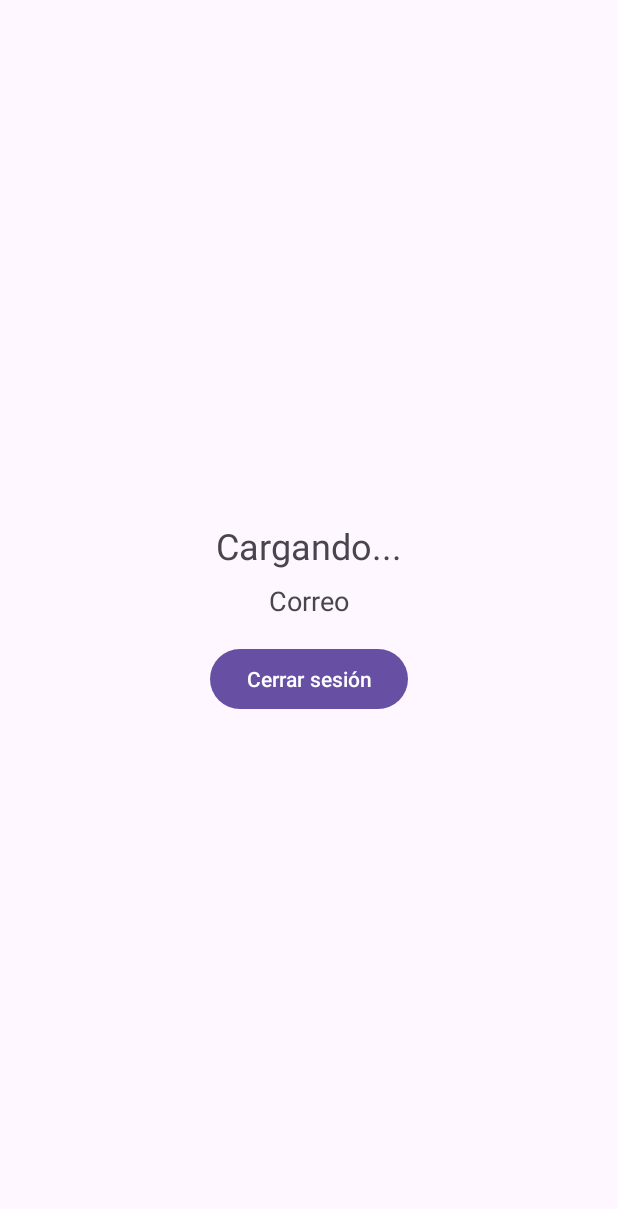
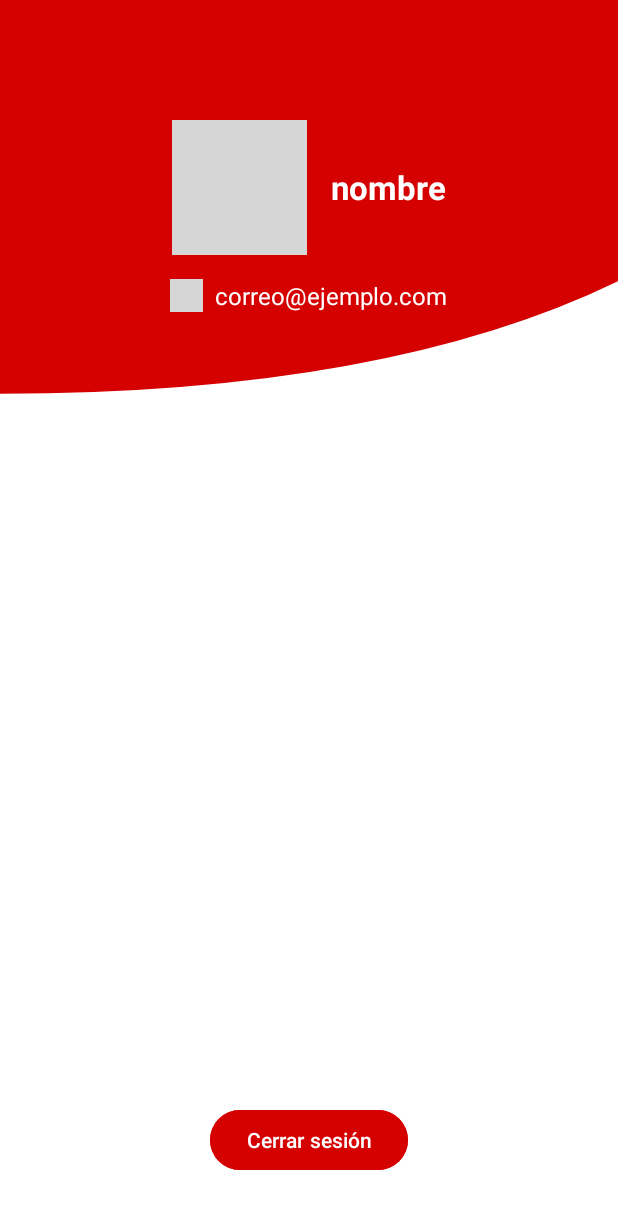
Before and after one commit to Shakira-leo/Gestrestauhcoapp, an Android app: the layout fragment_configuracion.xml on its own in the app's theme, with its tools: preview values and no code run, on a phone screen of 412 x 824 dp. Shown: the top 1209 px of the screen. Run offline under Robolectric (Android 15) with nearby library versions, the light colour scheme and no system bars; grey boxes are pictures that could not be loaded.

Commit message:
diseño completado para configuracion

```diff
--- a/app/src/main/java/com/example/gestrestauhco/ConfiguracionFragment.kt
+++ b/app/src/main/java/com/example/gestrestauhco/ConfiguracionFragment.kt
@@ -40,7 +40,7 @@ class ConfiguracionFragment : Fragment() {
         val nombre = sharedPref?.getString("nombre_usuario", "Usuario") ?: "Usuario"
         val email = sharedPref?.getString("email_usuario", "Correo no disponible") ?: "Correo no disponible"
 
-        tvWelcome.text = "BIENVENIDO, $nombre"
+        tvWelcome.text = " $nombre"
         tvEmail.text = "Correo: $email"
     }
 
--- /dev/null
+++ b/app/src/main/res/drawable/bg_configuracion.xml
@@ -0,0 +1,16 @@
+<vector xmlns:android="http://schemas.android.com/apk/res/android"
+    android:width="400dp"
+    android:height="400dp"
+    android:viewportWidth="400"
+    android:viewportHeight="400">
+
+    <!-- Fondo azul -->
+    <path
+        android:fillColor="#D50000"
+        android:pathData="
+            M0,0
+            H400
+            V250
+            Q250,350 0,350
+            Z" />
+</vector>
--- /dev/null
+++ b/app/src/main/res/drawable/circle_white.xml
@@ -0,0 +1,4 @@
+<shape xmlns:android="http://schemas.android.com/apk/res/android"
+    android:shape="oval">
+    <solid android:color="@android:color/white" />
+</shape>
--- a/app/src/main/res/layout/fragment_configuracion.xml
+++ b/app/src/main/res/layout/fragment_configuracion.xml
@@ -1,30 +1,89 @@
 <?xml version="1.0" encoding="utf-8"?>
-<LinearLayout xmlns:android="http://schemas.android.com/apk/res/android"
-    android:orientation="vertical"
-    android:gravity="center"
+<RelativeLayout xmlns:android="http://schemas.android.com/apk/res/android"
     android:layout_width="match_parent"
     android:layout_height="match_parent"
-    android:padding="16dp">
+    android:background="@color/white">
 
+    <ImageView
+        android:id="@+id/bgTop"
+        android:layout_width="match_parent"
+        android:layout_height="300dp"
+        android:scaleType="fitXY"
+        android:src="@drawable/bg_configuracion" />
+
+    <LinearLayout
+        android:id="@+id/contentTop"
+        android:orientation="vertical"
+        android:gravity="center_horizontal"
+        android:layout_width="match_parent"
+        android:layout_height="wrap_content"
+        android:layout_marginTop="80dp">
+
+        <!-- Sección del perfil -->
+        <LinearLayout
+            android:orientation="horizontal"
+            android:gravity="center_vertical"
+            android:layout_width="wrap_content"
+            android:layout_height="wrap_content"
+            android:layout_marginBottom="16dp">
+
+            <!-- Imagen circular -->
+            <ImageView
+                android:id="@+id/imgProfile"
+                android:layout_width="90dp"
+                android:layout_height="90dp"
+                android:src="@drawable/persona_login"
+            android:background="@drawable/circle_white"
+            android:scaleType="centerCrop"
+            android:layout_marginEnd="16dp" />
+
+            <!-- Nombre -->
             <TextView
                 android:id="@+id/tvWelcome"
                 android:layout_width="wrap_content"
                 android:layout_height="wrap_content"
-        android:text="Cargando..."
-        android:textSize="24sp"
-        android:layout_marginBottom="8dp"/>
+                android:text="nombre"
+                android:textColor="@android:color/white"
+                android:textSize="22sp"
+                android:textStyle="bold" />
+        </LinearLayout>
+
+        <!-- Correo con icono -->
+        <LinearLayout
+            android:id="@+id/layoutEmail"
+            android:orientation="horizontal"
+            android:gravity="center_vertical"
+            android:layout_width="wrap_content"
+            android:layout_height="wrap_content">
+
+            <ImageView
+                android:layout_width="22dp"
+                android:layout_height="22dp"
+                android:src="@drawable/email_login"
+                android:tint="@android:color/white"
+                android:layout_marginEnd="8dp" />
 
             <TextView
                 android:id="@+id/tvEmail"
                 android:layout_width="wrap_content"
                 android:layout_height="wrap_content"
-        android:text="Correo"
-        android:textSize="18sp"
-        android:layout_marginBottom="16dp"/>
+                android:text="correo@ejemplo.com"
+                android:textColor="@android:color/white"
+                android:textSize="16sp" />
+        </LinearLayout>
+    </LinearLayout>
 
     <Button
         android:id="@+id/btnLogout"
         android:layout_width="wrap_content"
         android:layout_height="wrap_content"
-        android:text="Cerrar sesión"/>
-</LinearLayout>
+        android:text="Cerrar sesión"
+        android:layout_centerHorizontal="true"
+        android:layout_alignParentBottom="true"
+        android:layout_marginBottom="40dp"
+        android:backgroundTint="#D50000"
+        android:textColor="@android:color/white"
+        android:paddingHorizontal="24dp"
+        android:paddingVertical="8dp" />
+
+</RelativeLayout>
--- a/app/src/main/res/layout/fragment_control.xml
+++ b/app/src/main/res/layout/fragment_control.xml
@@ -19,7 +19,7 @@
             android:orientation="horizontal"
             android:padding="16dp">
 
-            <!-- Textos a la izquierda -->
+
             <LinearLayout
                 android:layout_width="209dp"
                 android:layout_height="wrap_content"
@@ -46,7 +46,6 @@
                     android:textSize="16sp" />
             </LinearLayout>
 
-            <!-- Imagen a la derecha -->
             <ImageView
                 android:id="@+id/imgLogo"
                 android:layout_width="150dp"
@@ -56,7 +55,6 @@
                 android:src="@drawable/logo_bienvenida" />
         </LinearLayout>
 
-        <!-- Sección de datos -->
         <LinearLayout
             android:id="@+id/layoutDatos"
             android:layout_width="match_parent"
```
Lines whose indentation alone changed are shown as unchanged.
